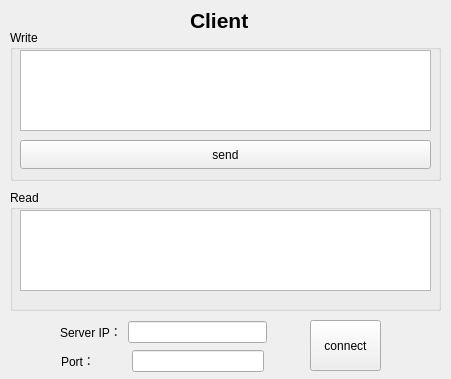
Above: 05_TCP_Error_Rate/error_rate/client.ui from Eiker3169/My_Tool before the change. Below: the same form after it.
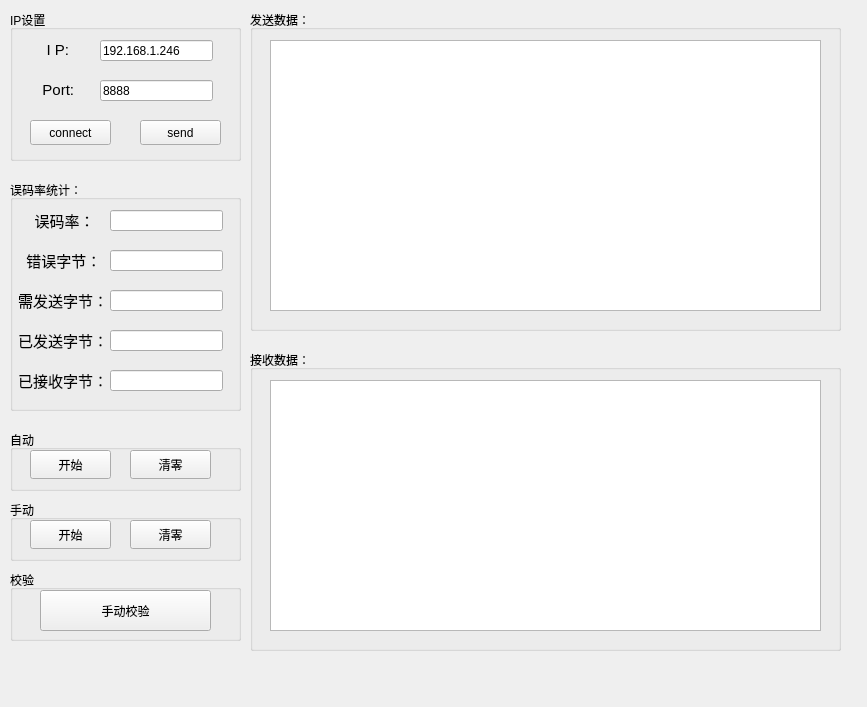
That is the form after the change.

Commit message: 误码率测试ok

Patch:
```diff
--- a/05_TCP_Error_Rate/error_rate/client.ui
+++ b/05_TCP_Error_Rate/error_rate/client.ui
@@ -6,61 +6,260 @@
    <rect>
     <x>0</x>
     <y>0</y>
-    <width>451</width>
-    <height>379</height>
+    <width>867</width>
+    <height>707</height>
    </rect>
   </property>
   <property name="windowTitle">
    <string>Client</string>
   </property>
-  <widget class="QLabel" name="label">
+  <widget class="QLabel" name="label_4">
    <property name="geometry">
     <rect>
-     <x>190</x>
-     <y>10</y>
+     <x>30</x>
+     <y>960</y>
      <width>69</width>
      <height>20</height>
     </rect>
    </property>
    <property name="font">
     <font>
-     <pointsize>16</pointsize>
-     <bold>true</bold>
+     <pointsize>11</pointsize>
     </font>
    </property>
    <property name="text">
-    <string>Client</string>
+    <string>累计时间：</string>
+   </property>
+  </widget>
+  <widget class="QTextEdit" name="sended_text">
+   <property name="geometry">
+    <rect>
+     <x>270</x>
+     <y>40</y>
+     <width>551</width>
+     <height>271</height>
+    </rect>
+   </property>
+  </widget>
+  <widget class="QLineEdit" name="error_byte">
+   <property name="geometry">
+    <rect>
+     <x>110</x>
+     <y>250</y>
+     <width>113</width>
+     <height>21</height>
+    </rect>
+   </property>
+   <property name="readOnly">
+    <bool>true</bool>
+   </property>
+  </widget>
+  <widget class="QLabel" name="label_10">
+   <property name="geometry">
+    <rect>
+     <x>18</x>
+     <y>210</y>
+     <width>91</width>
+     <height>20</height>
+    </rect>
+   </property>
+   <property name="font">
+    <font>
+     <pointsize>11</pointsize>
+    </font>
+   </property>
+   <property name="text">
+    <string>    误码率：</string>
+   </property>
+  </widget>
+  <widget class="QLineEdit" name="received_byte">
+   <property name="geometry">
+    <rect>
+     <x>110</x>
+     <y>370</y>
+     <width>113</width>
+     <height>21</height>
+    </rect>
+   </property>
+   <property name="readOnly">
+    <bool>true</bool>
+   </property>
+  </widget>
+  <widget class="QLineEdit" name="start_time">
+   <property name="geometry">
+    <rect>
+     <x>100</x>
+     <y>880</y>
+     <width>113</width>
+     <height>21</height>
+    </rect>
+   </property>
+   <property name="readOnly">
+    <bool>true</bool>
+   </property>
+  </widget>
+  <widget class="QLineEdit" name="sended_byte">
+   <property name="geometry">
+    <rect>
+     <x>110</x>
+     <y>330</y>
+     <width>113</width>
+     <height>21</height>
+    </rect>
+   </property>
+   <property name="readOnly">
+    <bool>true</bool>
+   </property>
+  </widget>
+  <widget class="QGroupBox" name="groupBox_5">
+   <property name="geometry">
+    <rect>
+     <x>250</x>
+     <y>350</y>
+     <width>591</width>
+     <height>301</height>
+    </rect>
+   </property>
+   <property name="title">
+    <string>接收数据：</string>
+   </property>
+  </widget>
+  <widget class="QLabel" name="total_send_byte_">
+   <property name="geometry">
+    <rect>
+     <x>18</x>
+     <y>290</y>
+     <width>91</width>
+     <height>20</height>
+    </rect>
+   </property>
+   <property name="font">
+    <font>
+     <pointsize>11</pointsize>
+    </font>
+   </property>
+   <property name="text">
+    <string>需发送字节：</string>
+   </property>
+  </widget>
+  <widget class="QLabel" name="label_7">
+   <property name="geometry">
+    <rect>
+     <x>18</x>
+     <y>330</y>
+     <width>91</width>
+     <height>20</height>
+    </rect>
+   </property>
+   <property name="font">
+    <font>
+     <pointsize>11</pointsize>
+    </font>
+   </property>
+   <property name="text">
+    <string>已发送字节：</string>
    </property>
   </widget>
   <widget class="QGroupBox" name="groupBox_2">
    <property name="geometry">
     <rect>
      <x>10</x>
-     <y>30</y>
-     <width>431</width>
+     <y>10</y>
+     <width>231</width>
      <height>151</height>
     </rect>
    </property>
    <property name="title">
-    <string>Write</string>
+    <string>IP设置</string>
    </property>
-   <widget class="QTextEdit" name="write_text">
+   <widget class="QLabel" name="label_11">
     <property name="geometry">
      <rect>
-      <x>10</x>
-      <y>20</y>
-      <width>411</width>
-      <height>81</height>
+      <x>20</x>
+      <y>70</y>
+      <width>69</width>
+      <height>20</height>
      </rect>
+    </property>
+    <property name="font">
+     <font>
+      <pointsize>11</pointsize>
+     </font>
+    </property>
+    <property name="text">
+     <string>   Port:</string>
+    </property>
+   </widget>
+   <widget class="QLineEdit" name="port">
+    <property name="geometry">
+     <rect>
+      <x>90</x>
+      <y>70</y>
+      <width>113</width>
+      <height>21</height>
+     </rect>
+    </property>
+    <property name="text">
+     <string>8888</string>
+    </property>
+    <property name="readOnly">
+     <bool>false</bool>
+    </property>
+   </widget>
+   <widget class="QLabel" name="label_12">
+    <property name="geometry">
+     <rect>
+      <x>20</x>
+      <y>30</y>
+      <width>69</width>
+      <height>20</height>
+     </rect>
+    </property>
+    <property name="font">
+     <font>
+      <pointsize>11</pointsize>
+     </font>
+    </property>
+    <property name="text">
+     <string>    I P:</string>
+    </property>
+   </widget>
+   <widget class="QLineEdit" name="server_ip">
+    <property name="geometry">
+     <rect>
+      <x>90</x>
+      <y>30</y>
+      <width>113</width>
+      <height>21</height>
+     </rect>
+    </property>
+    <property name="text">
+     <string>192.168.1.246</string>
+    </property>
+    <property name="readOnly">
+     <bool>false</bool>
+    </property>
+   </widget>
+   <widget class="QPushButton" name="connect">
+    <property name="geometry">
+     <rect>
+      <x>20</x>
+      <y>110</y>
+      <width>81</width>
+      <height>25</height>
+     </rect>
+    </property>
+    <property name="text">
+     <string>connect</string>
     </property>
    </widget>
    <widget class="QPushButton" name="send">
     <property name="geometry">
      <rect>
-      <x>10</x>
+      <x>130</x>
       <y>110</y>
-      <width>411</width>
-      <height>29</height>
+      <width>81</width>
+      <height>25</height>
      </rect>
     </property>
     <property name="text">
@@ -68,119 +267,311 @@
     </property>
    </widget>
   </widget>
+  <widget class="QTextEdit" name="recevied_text">
+   <property name="geometry">
+    <rect>
+     <x>270</x>
+     <y>380</y>
+     <width>551</width>
+     <height>251</height>
+    </rect>
+   </property>
+  </widget>
+  <widget class="QPushButton" name="start">
+   <property name="geometry">
+    <rect>
+     <x>30</x>
+     <y>450</y>
+     <width>81</width>
+     <height>29</height>
+    </rect>
+   </property>
+   <property name="text">
+    <string>开始</string>
+   </property>
+  </widget>
+  <widget class="QLineEdit" name="total_send_byte">
+   <property name="geometry">
+    <rect>
+     <x>110</x>
+     <y>290</y>
+     <width>113</width>
+     <height>21</height>
+    </rect>
+   </property>
+  </widget>
+  <widget class="QLabel" name="label_8">
+   <property name="geometry">
+    <rect>
+     <x>18</x>
+     <y>370</y>
+     <width>91</width>
+     <height>20</height>
+    </rect>
+   </property>
+   <property name="font">
+    <font>
+     <pointsize>11</pointsize>
+    </font>
+   </property>
+   <property name="text">
+    <string>已接收字节：</string>
+   </property>
+  </widget>
+  <widget class="QLabel" name="label_6">
+   <property name="geometry">
+    <rect>
+     <x>30</x>
+     <y>920</y>
+     <width>69</width>
+     <height>20</height>
+    </rect>
+   </property>
+   <property name="font">
+    <font>
+     <pointsize>11</pointsize>
+    </font>
+   </property>
+   <property name="text">
+    <string>结束时间：</string>
+   </property>
+  </widget>
+  <widget class="QLabel" name="error_byte_">
+   <property name="geometry">
+    <rect>
+     <x>18</x>
+     <y>250</y>
+     <width>91</width>
+     <height>20</height>
+    </rect>
+   </property>
+   <property name="font">
+    <font>
+     <pointsize>11</pointsize>
+    </font>
+   </property>
+   <property name="text">
+    <string>  错误字节：</string>
+   </property>
+  </widget>
+  <widget class="QLabel" name="label_9">
+   <property name="geometry">
+    <rect>
+     <x>30</x>
+     <y>880</y>
+     <width>69</width>
+     <height>20</height>
+    </rect>
+   </property>
+   <property name="font">
+    <font>
+     <pointsize>11</pointsize>
+    </font>
+   </property>
+   <property name="text">
+    <string>开始时间：</string>
+   </property>
+  </widget>
+  <widget class="QLineEdit" name="cumulative_time">
+   <property name="geometry">
+    <rect>
+     <x>100</x>
+     <y>960</y>
+     <width>113</width>
+     <height>21</height>
+    </rect>
+   </property>
+   <property name="readOnly">
+    <bool>true</bool>
+   </property>
+  </widget>
+  <widget class="QLineEdit" name="end_time">
+   <property name="geometry">
+    <rect>
+     <x>100</x>
+     <y>920</y>
+     <width>113</width>
+     <height>21</height>
+    </rect>
+   </property>
+   <property name="readOnly">
+    <bool>true</bool>
+   </property>
+  </widget>
+  <widget class="QLineEdit" name="error_rate_">
+   <property name="geometry">
+    <rect>
+     <x>110</x>
+     <y>210</y>
+     <width>113</width>
+     <height>21</height>
+    </rect>
+   </property>
+   <property name="readOnly">
+    <bool>true</bool>
+   </property>
+  </widget>
+  <widget class="QGroupBox" name="groupBox_4">
+   <property name="geometry">
+    <rect>
+     <x>250</x>
+     <y>10</y>
+     <width>591</width>
+     <height>321</height>
+    </rect>
+   </property>
+   <property name="title">
+    <string>发送数据：</string>
+   </property>
+  </widget>
+  <widget class="QGroupBox" name="groupBox_3">
+   <property name="geometry">
+    <rect>
+     <x>10</x>
+     <y>180</y>
+     <width>231</width>
+     <height>231</height>
+    </rect>
+   </property>
+   <property name="title">
+    <string>误码率统计：</string>
+   </property>
+  </widget>
   <widget class="QGroupBox" name="groupBox">
    <property name="geometry">
     <rect>
+     <x>0</x>
+     <y>850</y>
+     <width>231</width>
+     <height>151</height>
+    </rect>
+   </property>
+   <property name="title">
+    <string>时间记录：</string>
+   </property>
+  </widget>
+  <widget class="QPushButton" name="reset">
+   <property name="geometry">
+    <rect>
+     <x>130</x>
+     <y>450</y>
+     <width>81</width>
+     <height>29</height>
+    </rect>
+   </property>
+   <property name="text">
+    <string>清零</string>
+   </property>
+  </widget>
+  <widget class="QGroupBox" name="groupBox_6">
+   <property name="geometry">
+    <rect>
      <x>10</x>
-     <y>190</y>
-     <width>431</width>
-     <height>121</height>
+     <y>430</y>
+     <width>231</width>
+     <height>61</height>
     </rect>
    </property>
    <property name="title">
-    <string>Read</string>
+    <string>自动</string>
    </property>
-   <widget class="QTextEdit" name="read_text">
-    <property name="geometry">
-     <rect>
-      <x>10</x>
-      <y>20</y>
-      <width>411</width>
-      <height>81</height>
-     </rect>
-    </property>
-   </widget>
   </widget>
-  <widget class="QPushButton" name="pushButton">
+  <widget class="QPushButton" name="reset_2">
    <property name="geometry">
     <rect>
-     <x>310</x>
-     <y>320</y>
-     <width>71</width>
-     <height>51</height>
+     <x>130</x>
+     <y>520</y>
+     <width>81</width>
+     <height>29</height>
     </rect>
    </property>
    <property name="text">
-    <string>connect</string>
+    <string>清零</string>
    </property>
   </widget>
-  <widget class="QWidget" name="layoutWidget">
+  <widget class="QGroupBox" name="groupBox_7">
    <property name="geometry">
     <rect>
-     <x>60</x>
-     <y>320</y>
-     <width>207</width>
-     <height>53</height>
+     <x>10</x>
+     <y>500</y>
+     <width>231</width>
+     <height>61</height>
     </rect>
    </property>
-   <layout class="QVBoxLayout" name="verticalLayout">
-    <item>
-     <layout class="QHBoxLayout" name="horizontalLayout">
-      <item>
-       <widget class="QLabel" name="label_2">
-        <property name="text">
-         <string>Server IP：</string>
-        </property>
-       </widget>
-      </item>
-      <item>
-       <widget class="QLineEdit" name="server_ip"/>
-      </item>
-     </layout>
-    </item>
-    <item>
-     <layout class="QHBoxLayout" name="horizontalLayout_2">
-      <item>
-       <widget class="QLabel" name="label_3">
-        <property name="sizePolicy">
-         <sizepolicy hsizetype="Fixed" vsizetype="Preferred">
-          <horstretch>0</horstretch>
-          <verstretch>0</verstretch>
-         </sizepolicy>
-        </property>
-        <property name="minimumSize">
-         <size>
-          <width>64</width>
-          <height>0</height>
-         </size>
-        </property>
-        <property name="maximumSize">
-         <size>
-          <width>64</width>
-          <height>16777215</height>
-         </size>
-        </property>
-        <property name="text">
-         <string>Port：</string>
-        </property>
-       </widget>
-      </item>
-      <item>
-       <widget class="QLineEdit" name="port">
-        <property name="sizePolicy">
-         <sizepolicy hsizetype="Fixed" vsizetype="Fixed">
-          <horstretch>0</horstretch>
-          <verstretch>0</verstretch>
-         </sizepolicy>
-        </property>
-        <property name="minimumSize">
-         <size>
-          <width>132</width>
-          <height>0</height>
-         </size>
-        </property>
-        <property name="maximumSize">
-         <size>
-          <width>132</width>
-          <height>16777215</height>
-         </size>
-        </property>
-       </widget>
-      </item>
-     </layout>
-    </item>
-   </layout>
+   <property name="title">
+    <string>手动</string>
+   </property>
   </widget>
+  <widget class="QPushButton" name="start_2">
+   <property name="geometry">
+    <rect>
+     <x>30</x>
+     <y>520</y>
+     <width>81</width>
+     <height>29</height>
+    </rect>
+   </property>
+   <property name="text">
+    <string>开始</string>
+   </property>
+  </widget>
+  <widget class="QPushButton" name="checkout">
+   <property name="geometry">
+    <rect>
+     <x>40</x>
+     <y>590</y>
+     <width>171</width>
+     <height>41</height>
+    </rect>
+   </property>
+   <property name="text">
+    <string>手动校验</string>
+   </property>
+  </widget>
+  <widget class="QGroupBox" name="groupBox_8">
+   <property name="geometry">
+    <rect>
+     <x>10</x>
+     <y>570</y>
+     <width>231</width>
+     <height>71</height>
+    </rect>
+   </property>
+   <property name="title">
+    <string>校验</string>
+   </property>
+  </widget>
+  <zorder>groupBox_8</zorder>
+  <zorder>groupBox_7</zorder>
+  <zorder>groupBox</zorder>
+  <zorder>groupBox_6</zorder>
+  <zorder>groupBox_4</zorder>
+  <zorder>groupBox_5</zorder>
+  <zorder>recevied_text</zorder>
+  <zorder>groupBox_3</zorder>
+  <zorder>groupBox_2</zorder>
+  <zorder>label_4</zorder>
+  <zorder>sended_text</zorder>
+  <zorder>error_byte</zorder>
+  <zorder>label_10</zorder>
+  <zorder>received_byte</zorder>
+  <zorder>start_time</zorder>
+  <zorder>sended_byte</zorder>
+  <zorder>total_send_byte_</zorder>
+  <zorder>label_7</zorder>
+  <zorder>start</zorder>
+  <zorder>total_send_byte</zorder>
+  <zorder>label_8</zorder>
+  <zorder>label_6</zorder>
+  <zorder>error_byte_</zorder>
+  <zorder>label_9</zorder>
+  <zorder>cumulative_time</zorder>
+  <zorder>end_time</zorder>
+  <zorder>error_rate_</zorder>
+  <zorder>reset</zorder>
+  <zorder>reset_2</zorder>
+  <zorder>start_2</zorder>
+  <zorder>checkout</zorder>
  </widget>
  <resources/>
  <connections/>
```
The commit also changes 63 other files.
